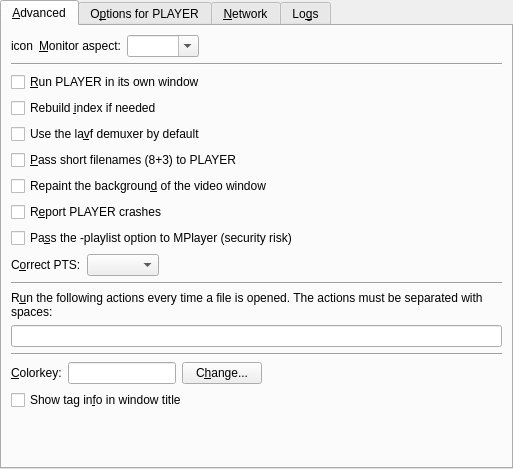
Before: the Qt Designer form src/prefadvanced.ui in smplayer-dev/smplayer, drawn with Qt 5.
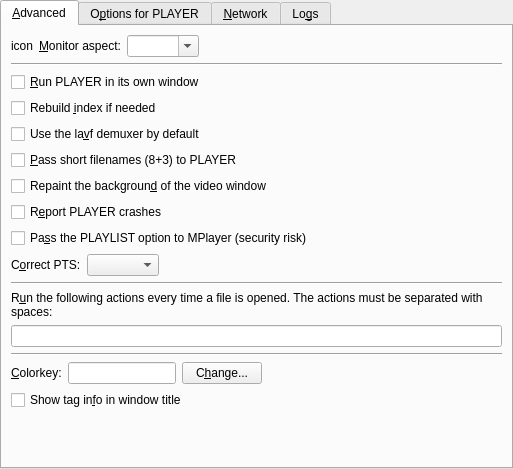
After: the same form once the commit is applied. Custom widgets are drawn as their Qt base class.

Diff of the .ui file:
```diff
--- a/src/prefadvanced.ui
+++ b/src/prefadvanced.ui
@@ -144,7 +144,7 @@
        <item>
         <widget class="QCheckBox" name="use_playlist_check">
          <property name="text">
-          <string>Pa&amp;ss the -playlist option to MPlayer (security risk)</string>
+          <string notr="true">Pa&amp;ss the PLAYLIST option to MPlayer (security risk)</string>
          </property>
         </widget>
        </item>
```
